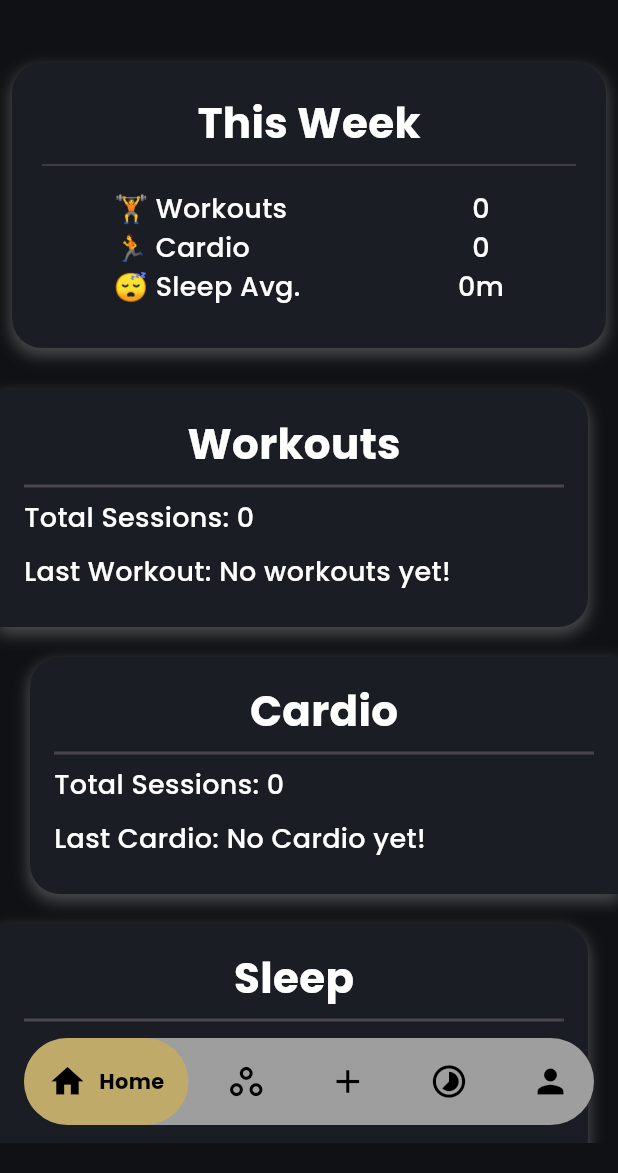
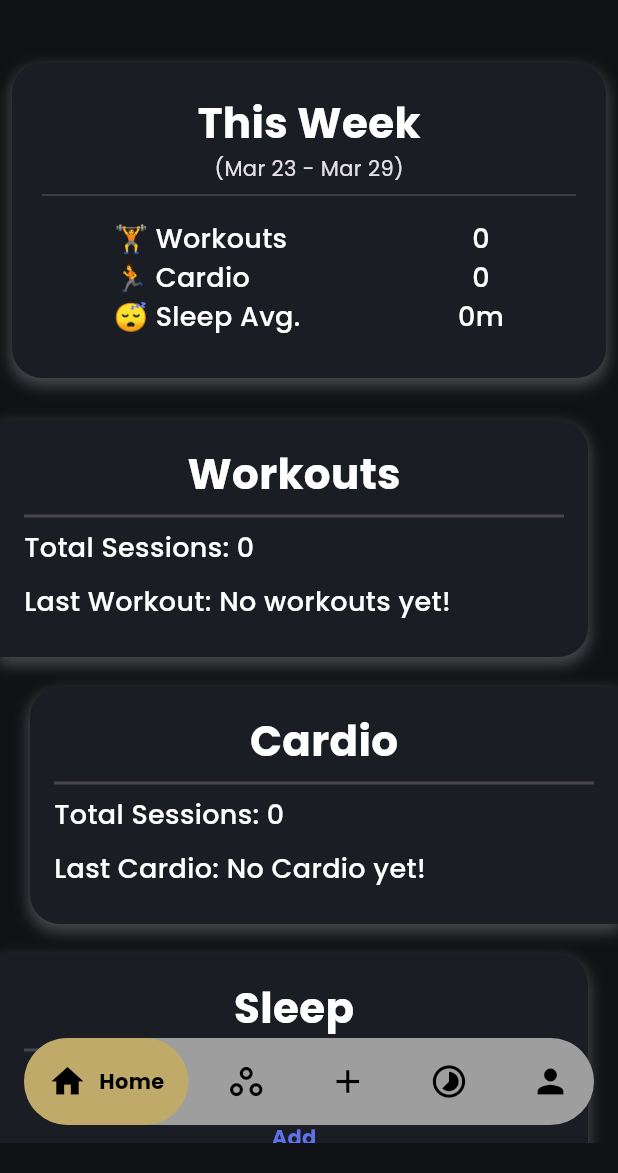
Before and after one commit to andrewfathy1/workout-tracker-flutter, a Flutter app: the screen it shows once a user with an empty profile is signed in, after a tap on the "dark mode" icon, on a phone screen of 412 x 824 dp, the part 63-1236 px from its top. Run offline on Flutter 3.47's test engine with Material 3 defaults, Android fonts, the phone set to English and light mode, and no system bars; drawn by our look-alikes of google_nav_bar; our stand-ins replace another_flushbar, cloud_firestore, firebase_auth, firebase_core, flutter_rating_bar, shared_preferences; accounts and stored records are empty.

Commit message:
added week range in home page

```diff
--- /dev/null
+++ b/lib/extensions/date_time_extension.dart
@@ -0,0 +1,11 @@
+import 'package:intl/intl.dart';
+
+extension DateTimeExtension on DateTime {
+  String getCurrentWeekRange() {
+    final startOfWeek = subtract(Duration(days: weekday - 1));
+    final endOfWeek = add(Duration(days: DateTime.daysPerWeek - weekday));
+
+    DateFormat dateFormat = DateFormat.MMMd();
+    return '(${dateFormat.format(startOfWeek)} - ${dateFormat.format(endOfWeek)})';
+  }
+}
--- a/lib/views/pages/app_navigator.dart
+++ b/lib/views/pages/app_navigator.dart
@@ -52,8 +52,7 @@ class _AppNavigatorState extends State<AppNavigator> {
                   isMorning
                       ? 'Good Morning, ${snapshot.data?.displayName ?? ''}'
                       : isAfternoon
-                          // ? 'Good Afternoon, ${snapshot.data?.displayName ?? ''}'
-                          ? 'Good Afternoon, Andrew'
+                          ? 'Good Afternoon, ${snapshot.data?.displayName ?? ''}'
                           : 'Good Evening, ${snapshot.data?.displayName ?? ''}',
                   style: AppTextStyles.titleLarge,
                 );
--- a/lib/views/pages/home_page.dart
+++ b/lib/views/pages/home_page.dart
@@ -1,5 +1,5 @@
-import 'package:firebase_auth/firebase_auth.dart';
 import 'package:flutter/material.dart';
+import 'package:gympanion/extensions/date_time_extension.dart';
 import 'package:gympanion/extensions/duration_extension.dart';
 import 'package:gympanion/views/data/constants.dart';
 import 'package:gympanion/views/data/sleep_manager.dart';
@@ -37,6 +37,7 @@ class HomePage extends StatelessWidget {
                           style: AppTextStyles.displayMedium,
                         ),
                       ),
+                      Text(DateTime.now().getCurrentWeekRange()),
                       Divider(),
                       Padding(
                         padding: const EdgeInsets.symmetric(
--- a/lib/views/pages/profile_page.dart
+++ b/lib/views/pages/profile_page.dart
@@ -22,8 +22,7 @@ class ProfilePage extends StatelessWidget {
               ),
               SizedBox(height: 16),
               Text(
-                'Andrew',
-                // FirebaseAuth.instance.currentUser?.displayName ?? 'Username',
+                FirebaseAuth.instance.currentUser?.displayName ?? 'Username',
                 style: TextStyle(
                   fontSize: 18,
                   color: Colors.white70,
--- a/lib/views/pages/sleep_page.dart
+++ b/lib/views/pages/sleep_page.dart
@@ -11,7 +11,7 @@ import 'package:gympanion/views/widgets/wide_button.dart';
 import 'package:provider/provider.dart';
 
 class SleepPage extends StatelessWidget {
-  SleepPage({super.key});
+  const SleepPage({super.key});
 
   @override
   Widget build(BuildContext context) {
```
Also changed, not shown: 1 other file.
